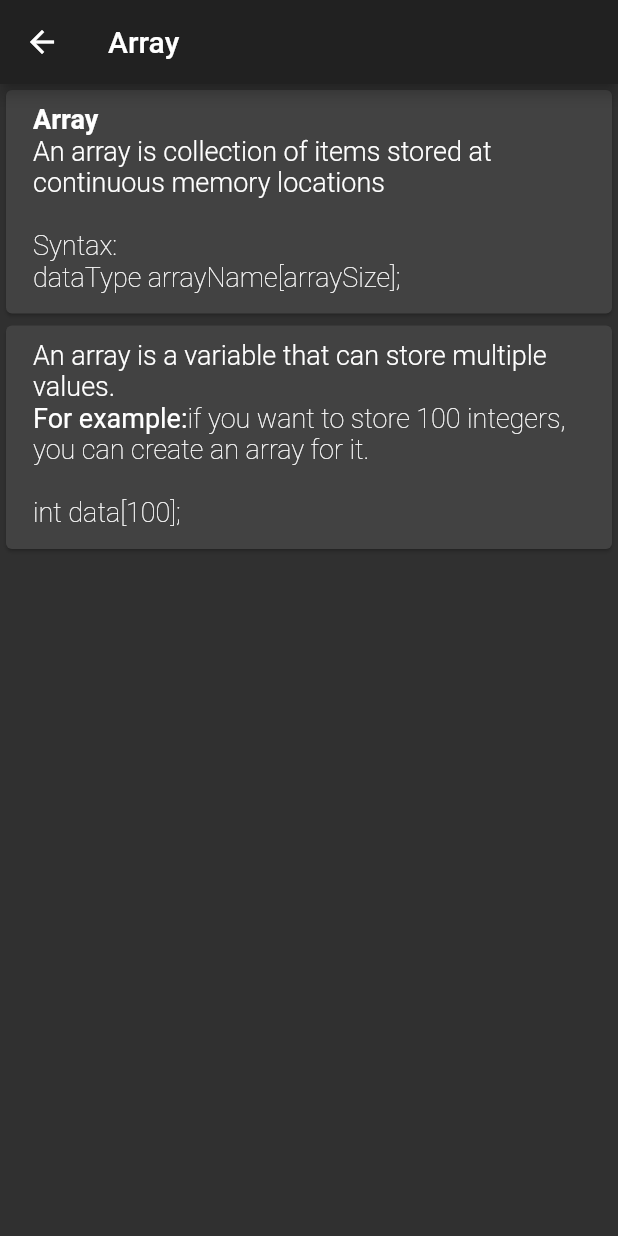
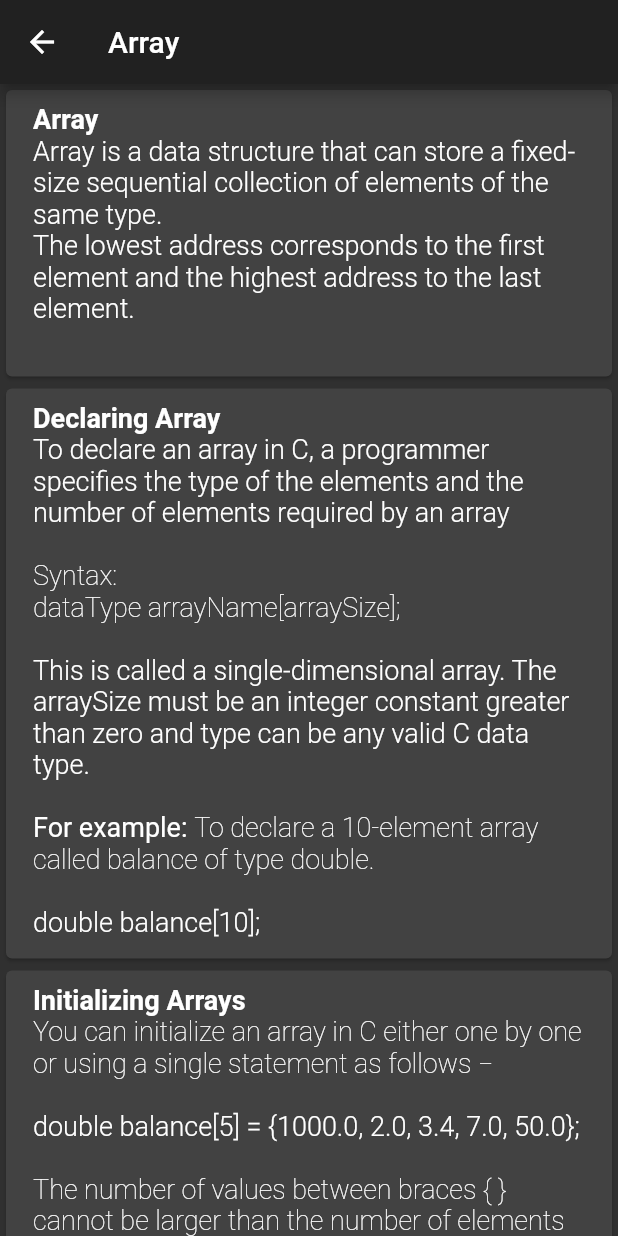
Before and after one commit to enzaimz/c_made_easy, a Flutter app: the Array screen opened directly, on a phone screen of 412 x 824 dp. Run offline on Flutter 3.47's test engine with Material 2 defaults, Android fonts, the phone set to English and light mode, and no system bars; our stand-ins replace flutter_markdown; missing offline and left inert: link.

Commit message:
Additional content on Array

```diff
--- a/lib/theory/array.dart
+++ b/lib/theory/array.dart
@@ -2,7 +2,7 @@ import 'package:flutter/material.dart';
 
 class Array extends StatelessWidget {
   @override
-  Widget build(BuildContext context){
+  Widget build(BuildContext context) {
     return Scaffold(
         appBar: AppBar(
           title: Text("Array"),
@@ -12,13 +12,12 @@ class Array extends StatelessWidget {
             Card(
               child: new Container(
                 padding: EdgeInsets.fromLTRB(2.0, 5.0, 2.0, 10.0),
-              child:ListTile(
+                child: ListTile(
                   title: new RichText(
                     text: TextSpan(
                         style: new TextStyle(
                           fontSize: 18.0,
                         ),
-
                         children: <TextSpan>[
                           new TextSpan(
                             text: "Array",
@@ -27,7 +26,36 @@ class Array extends StatelessWidget {
                             ),
                           ),
                           new TextSpan(
-                        text: "\nAn array is collection of items stored at continuous memory locations\n",
+                            text:
+                                "\nArray is a data structure that can store a fixed-size sequential collection of elements of the same type. \nThe lowest address corresponds to the first element and the highest address to the last element.\n",
+                            style: new TextStyle(
+                              fontWeight: FontWeight.w300,
+                            ),
+                          ),
+                        ]),
+                  ),
+                ),
+              ),
+            ),
+            Card(
+              child: new Container(
+                padding: EdgeInsets.fromLTRB(2.0, 5.0, 2.0, 10.0),
+                child: ListTile(
+                  title: new RichText(
+                    text: TextSpan(
+                        style: new TextStyle(
+                          fontSize: 18.0,
+                        ),
+                        children: <TextSpan>[
+                          new TextSpan(
+                            text: "Declaring Array",
+                            style: new TextStyle(
+                              fontWeight: FontWeight.bold,
+                            ),
+                          ),
+                          new TextSpan(
+                            text:
+                                "\nTo declare an array in C, a programmer specifies the type of the elements and the number of elements required by an array\n",
                             style: new TextStyle(
                               fontWeight: FontWeight.w300,
                             ),
@@ -39,13 +67,107 @@ class Array extends StatelessWidget {
                             ),
                           ),
                           new TextSpan(
-                        text: "\ndataType arrayName[arraySize];",
+                            text: "\ndataType arrayName[arraySize];\n",
                             style: new TextStyle(
                               fontWeight: FontWeight.w200,
                             ),
                           ),
+                          new TextSpan(
+                            text:
+                                "\nThis is called a single-dimensional array. The arraySize must be an integer constant greater than zero and type can be any valid C data type.\n",
+                            style: new TextStyle(
+                              fontWeight: FontWeight.w300,
+                            ),
+                          ),
+                          new TextSpan(
+                            text: "\nFor example: ",
+                            style: new TextStyle(
+                              fontWeight: FontWeight.normal,
+                            ),
+                          ),
+                          new TextSpan(
+                            text:
+                                "To declare a 10-element array called balance of type double.",
+                            style: new TextStyle(
+                              fontWeight: FontWeight.w200,
+                            ),
+                          ),
+                          new TextSpan(
+                            text: "\n\ndouble balance[10];",
+                            style: new TextStyle(
+                              fontWeight: FontWeight.w300,
+                            ),
+                          ),
+                        ]),
+                  ),
+                ),
+              ),
+            ),
+            Card(
+              child: new Container(
+                padding: EdgeInsets.fromLTRB(2.0, 5.0, 2.0, 10.0),
+                child: ListTile(
+                  title: new RichText(
+                    text: TextSpan(
+                      style: new TextStyle(
+                        fontSize: 18.0,
+                      ),
+                      children: <TextSpan>[
+                        TextSpan(
+                            text: "Initializing Arrays",
+                            style: TextStyle(
+                              fontWeight: FontWeight.bold,
+                            )),
+                        TextSpan(
+                            text:
+                                "\nYou can initialize an array in C either one by one or using a single statement as follows −",
+                            style: TextStyle(
+                              fontWeight: FontWeight.w200,
+                            )),
+                        new TextSpan(
+                          text:
+                              "\n\ndouble balance[5] = {1000.0, 2.0, 3.4, 7.0, 50.0};\n",
+                          style: new TextStyle(
+                            fontWeight: FontWeight.w300,
+                          ),
+                        ),
+                        TextSpan(
+                            text:
+                                "\nThe number of values between braces { } cannot be larger than the number of elements that we declare for the array between square brackets [ ].",
+                            style: TextStyle(
+                              fontWeight: FontWeight.w200,
+                            )
+                        ),
+                        TextSpan(
+                            text:
+                                "\n\nIf you omit the size of the array, an array just big enough to hold the initialization is created.",
+                            style: TextStyle(
+                              fontWeight: FontWeight.w200,
+                            )
+                        ),
+                        TextSpan(
+                          text:
+                              "\n\ndouble balance[ ] = {1000.0, 2.0, 3.4, 7.0, 50.0};",
+                          style: new TextStyle(
+                            fontWeight: FontWeight.w300,
+                          ),
+                        ),
+                        TextSpan(
+                            text:
+                                "\n\nFollowing is an example to assign a single element of the array −",
+                            style: TextStyle(
+                              fontWeight: FontWeight.w200,
+                            )
+                        ),
+                        TextSpan(
+                          text:
+                              "\n\nbalance[4] = 50.0;",
+                          style: new TextStyle(
+                            fontWeight: FontWeight.w300,
+                          ),
+                        ),
 
-                    ]
+                      ],
                     ),
                   ),
                 ),
@@ -54,7 +176,7 @@ class Array extends StatelessWidget {
             Card(
               child: new Container(
                 padding: EdgeInsets.fromLTRB(2.0, 5.0, 2.0, 10.0),
-              child:ListTile(
+                child: ListTile(
                   title: new RichText(
                     text: TextSpan(
                         style: new TextStyle(
@@ -62,31 +184,33 @@ class Array extends StatelessWidget {
                         ),
                         children: <TextSpan>[
                           new TextSpan(
-                        text: "An array is a variable that can store multiple values.",
+                            text: "Accessing Array Elements",
+                            style: new TextStyle(
+                              fontWeight: FontWeight.bold,
+                            ),
+                          ),
+                          new TextSpan(
+                            text:
+                                "\nAn element is accessed by indexing the array name. This is done by placing the index of the element within square brackets after the name of the array. For example −\n",
+                            style: new TextStyle(
+                              fontWeight: FontWeight.w200,
+                            ),
+                          ),
+                          TextSpan(
+                          text:
+                              "\ndouble salary = balance[9];\n",
                           style: new TextStyle(
                             fontWeight: FontWeight.w300,
                           ),
                         ),
-                      new TextSpan(
-                        text: "\nFor example:",
-                        style: new TextStyle(
-                          fontWeight: FontWeight.normal,
-                        ),
-                      ),
-                      new TextSpan(
-                        text:"if you want to store 100 integers, you can create an array for it.",
-                        style:new TextStyle(
-                          fontWeight: FontWeight.w200,
-                        ),
-                      ),
-                      new TextSpan(
-                        text: "\n\nint data[100];",
+                        TextSpan(
+                            text:
+                                "\nThe above statement will take the 10th element from the array and assign the value to salary variable.\n",
                             style: new TextStyle(
                               fontWeight: FontWeight.w200,
                             ),
                           ),
-                    ],
-                  ),
+                        ]),
                   ),
                 ),
               ),
@@ -95,7 +219,6 @@ class Array extends StatelessWidget {
               height: 110.0,
             )
           ],
-      )
-    );
+        ));
   }
 }
```
Lines whose indentation alone changed are shown as unchanged.
